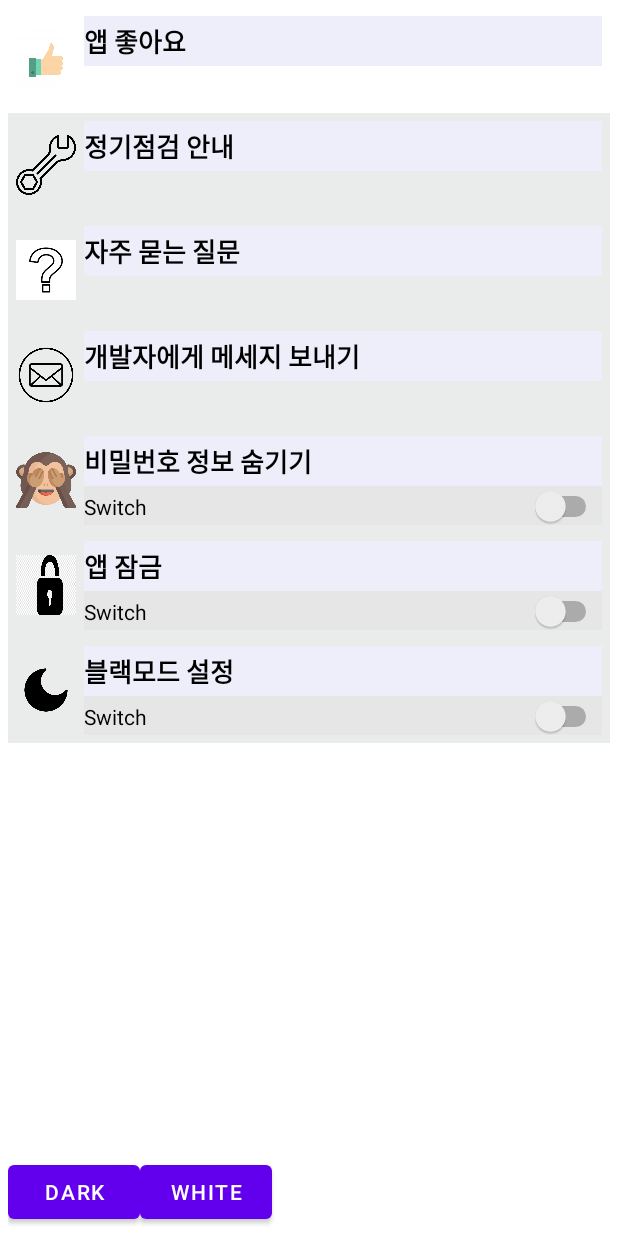
After one commit to moyeongmin/passwordsave, an Android app: the Setting screen opened directly, with no data from a screen before it, on a phone screen of 412 x 824 dp. The commit adds this screen. Run offline under Robolectric (Android 15) with nearby library versions, the phone set to English and light mode, and no system bars.

Commit message:
First Commit

```diff
--- a/app/src/main/AndroidManifest.xml
+++ b/app/src/main/AndroidManifest.xml
@@ -4,6 +4,7 @@
     package="com.example.passwordsave">
 
     <application
+
         android:allowBackup="true"
         android:dataExtractionRules="@xml/data_extraction_rules"
         android:fullBackupContent="@xml/backup_rules"
@@ -13,6 +14,9 @@
         android:supportsRtl="true"
         android:theme="@style/Theme.Passwordsave"
         tools:targetApi="31">
+        <activity
+            android:name=".Setting"
+            android:exported="false" />
         <activity
             android:name=".testforaddactivity"
             android:exported="false" />
--- a/app/src/main/java/com/example/passwordsave/MainView.kt
+++ b/app/src/main/java/com/example/passwordsave/MainView.kt
@@ -3,6 +3,7 @@ package com.example.passwordsave
 import android.content.Intent
 import androidx.appcompat.app.AppCompatActivity
 import android.os.Bundle
+import android.view.View
 import android.widget.LinearLayout
 import androidx.recyclerview.widget.LinearLayoutManager
 import com.example.passwordsave.databinding.ActivityMainBinding
@@ -36,10 +37,18 @@ class MainView : AppCompatActivity() {
         binding.passwordbtn.setOnClickListener {
             startActivity(intent)
         }
+        binding.Setting.setOnClickListener(View.OnClickListener {
+            val intent=Intent(this,Setting::class.java)
+            startActivity(intent)
+        })
 
         //리사이클러 뷰
         binding.recyclerView.layoutManager = LinearLayoutManager(this)
 
+        //2022.07.23 정민서 왔다감 번창하세요
+    }
 
-    }
+//    fun settingButtonCliked(){
+//        val intent = Intent(this,activity_setting)
+//    }
 }
--- /dev/null
+++ b/app/src/main/java/com/example/passwordsave/Setting.kt
@@ -0,0 +1,23 @@
+package com.example.passwordsave
+
+import androidx.appcompat.app.AppCompatActivity
+import android.os.Bundle
+import android.widget.Button
+import androidx.appcompat.app.AppCompatDelegate
+
+class Setting : AppCompatActivity() {
+    override fun onCreate(savedInstanceState: Bundle?) {
+        super.onCreate(savedInstanceState)
+        setContentView(R.layout.activity_setting)
+
+        val darkmode: Button = findViewById(R.id.dark_button)
+        darkmode.setOnClickListener {
+            AppCompatDelegate.setDefaultNightMode(AppCompatDelegate.MODE_NIGHT_YES)
+        }
+        val whitemode: Button = findViewById(R.id.white_button)
+        whitemode.setOnClickListener {
+            AppCompatDelegate.setDefaultNightMode(AppCompatDelegate.MODE_NIGHT_NO)
+        }
+    }
+
+}
--- a/app/src/main/res/layout/activity_main_view.xml
+++ b/app/src/main/res/layout/activity_main_view.xml
@@ -43,12 +43,12 @@
 
         </com.google.android.material.tabs.TabLayout>
 
-    <SearchView
-        android:id="@+id/searchView"
-        android:layout_width="match_parent"
-        android:layout_height="50dp"
-        app:layout_constraintStart_toStartOf="parent"
-        app:layout_constraintTop_toTopOf="parent" />
+        <SearchView
+            android:id="@+id/searchView"
+            android:layout_width="343dp"
+            android:layout_height="55dp"
+            app:layout_constraintStart_toStartOf="parent"
+            app:layout_constraintTop_toTopOf="parent" />
 
         <ImageView
 
@@ -62,8 +62,16 @@
             app:layout_constraintEnd_toEndOf="parent"
             tools:ignore="ImageContrastCheck" />
 
+        <ImageView
+            android:id="@+id/Setting"
+            android:layout_width="56dp"
+            android:layout_height="54dp"
+            app:layout_constraintEnd_toEndOf="parent"
+            app:layout_constraintStart_toEndOf="@+id/searchView"
+            app:layout_constraintTop_toTopOf="parent"
+            app:srcCompat="@drawable/setting_icon" />
+
     </androidx.constraintlayout.widget.ConstraintLayout>
-
     <androidx.constraintlayout.widget.ConstraintLayout
         android:id="@+id/slide_layout"
         android:layout_width="match_parent"
@@ -102,4 +110,5 @@
 
     </androidx.constraintlayout.widget.ConstraintLayout>
 
+
 </com.sothree.slidinguppanel.SlidingUpPanelLayout>
--- /dev/null
+++ b/app/src/main/res/layout/activity_setting.xml
@@ -0,0 +1,322 @@
+<?xml version="1.0" encoding="utf-8"?>
+<androidx.constraintlayout.widget.ConstraintLayout xmlns:android="http://schemas.android.com/apk/res/android"
+    xmlns:app="http://schemas.android.com/apk/res-auto"
+    xmlns:tools="http://schemas.android.com/tools"
+    android:layout_width="match_parent"
+    android:layout_height="match_parent"
+    android:layout_margin="5dp"
+    android:layout_marginBottom="5dp"
+    tools:context=".Setting">
+
+    <Button
+        android:id="@+id/white_button"
+        android:layout_width="wrap_content"
+        android:layout_height="wrap_content"
+        android:text="white"
+        app:layout_constraintBottom_toBottomOf="parent"
+        app:layout_constraintStart_toEndOf="@+id/dark_button" />
+
+    <Button
+        android:id="@+id/dark_button"
+        android:layout_width="wrap_content"
+        android:layout_height="wrap_content"
+        android:text="dark"
+        app:layout_constraintBottom_toBottomOf="parent"
+        app:layout_constraintStart_toStartOf="parent" />
+
+    <LinearLayout
+        android:id="@+id/linearLayout"
+        android:layout_width="match_parent"
+        android:layout_height="70dp"
+        android:background="@color/white"
+        android:orientation="horizontal"
+        android:padding="5dp"
+        app:layout_constraintTop_toTopOf="parent">
+
+        <ImageView
+            android:layout_width="40dp"
+            android:layout_height="40dp"
+            android:layout_gravity="center"
+            android:background="@drawable/good" />
+
+
+        <LinearLayout
+
+            android:layout_width="fill_parent"
+            android:layout_height="wrap_content"
+            android:layout_marginLeft="5dp"
+            android:background="@color/black"
+            android:orientation="vertical">
+
+
+            <TextView
+                android:layout_width="match_parent"
+                android:layout_height="wrap_content"
+                android:background="#EEEEFA"
+                android:paddingTop="3dp"
+                android:paddingBottom="3dp"
+                android:text="앱 좋아요"
+                android:textColor="#000000"
+                android:textSize="17dp"
+                android:textStyle="bold" />
+
+<!--            <Switch-->
+<!--                android:id="@+id/switch1"-->
+<!--                android:layout_width="match_parent"-->
+<!--                android:layout_height="wrap_content"-->
+<!--                android:text="Switch" />-->
+        </LinearLayout>
+    </LinearLayout>
+
+    <LinearLayout
+        android:id="@+id/linearLayout2"
+        android:layout_width="match_parent"
+        android:layout_height="70dp"
+        android:background="#EAECEB"
+        android:orientation="horizontal"
+        android:padding="5dp"
+        app:layout_constraintTop_toBottomOf="@+id/linearLayout"
+        tools:layout_editor_absoluteX="0dp">
+
+        <ImageView
+            android:layout_width="40dp"
+            android:layout_height="40dp"
+            android:layout_gravity="center"
+            android:background="@drawable/spaner" />
+
+
+        <LinearLayout
+
+            android:layout_width="fill_parent"
+            android:layout_height="wrap_content"
+            android:layout_marginLeft="5dp"
+            android:background="#E6E6E6"
+            android:orientation="vertical">
+
+
+            <TextView
+                android:layout_width="match_parent"
+                android:layout_height="wrap_content"
+                android:background="#EEEEFA"
+                android:paddingTop="3dp"
+                android:paddingBottom="3dp"
+                android:text="정기점검 안내"
+                android:textColor="#000000"
+                android:textSize="17dp"
+                android:textStyle="bold" />
+
+
+        </LinearLayout>
+    </LinearLayout>
+
+    <LinearLayout
+        android:id="@+id/linearLayout3"
+        android:layout_width="match_parent"
+        android:layout_height="70dp"
+        android:background="#EAECEB"
+        android:orientation="horizontal"
+        android:padding="5dp"
+        app:layout_constraintTop_toBottomOf="@+id/linearLayout2"
+        tools:layout_editor_absoluteX="0dp">
+
+        <ImageView
+            android:layout_width="40dp"
+            android:layout_height="40dp"
+            android:layout_gravity="center"
+            android:background="@drawable/question" />
+
+
+        <LinearLayout
+
+            android:layout_width="fill_parent"
+            android:layout_height="wrap_content"
+            android:layout_marginLeft="5dp"
+            android:background="#E6E6E6"
+            android:orientation="vertical">
+
+
+            <TextView
+                android:layout_width="match_parent"
+                android:layout_height="wrap_content"
+                android:background="#EEEEFA"
+                android:paddingTop="3dp"
+                android:paddingBottom="3dp"
+                android:text="자주 묻는 질문"
+                android:textColor="#000000"
+                android:textSize="17dp"
+                android:textStyle="bold" />
+        </LinearLayout>
+    </LinearLayout>
+
+    <LinearLayout
+        android:id="@+id/linearLayout5"
+        android:layout_width="match_parent"
+        android:layout_height="70dp"
+        android:background="#EAECEB"
+        android:orientation="horizontal"
+        android:padding="5dp"
+        app:layout_constraintTop_toBottomOf="@+id/linearLayout4"
+        tools:layout_editor_absoluteX="0dp">
+
+        <ImageView
+            android:layout_width="40dp"
+            android:layout_height="40dp"
+            android:layout_gravity="center"
+            android:background="@drawable/monkey" />
+
+
+        <LinearLayout
+
+            android:layout_width="fill_parent"
+            android:layout_height="wrap_content"
+            android:layout_marginLeft="5dp"
+            android:background="#E6E6E6"
+            android:orientation="vertical">
+
+
+            <TextView
+                android:layout_width="match_parent"
+                android:layout_height="wrap_content"
+                android:background="#EEEEFA"
+                android:paddingTop="3dp"
+                android:paddingBottom="3dp"
+                android:text="비밀번호 정보 숨기기"
+                android:textColor="#000000"
+                android:textSize="17dp"
+                android:textStyle="bold" />
+
+            <Switch
+                android:id="@+id/switch1"
+                android:layout_width="match_parent"
+                android:layout_height="wrap_content"
+                android:text="Switch" />
+        </LinearLayout>
+    </LinearLayout>
+
+    <LinearLayout
+        android:id="@+id/linearLayout4"
+        android:layout_width="match_parent"
+        android:layout_height="70dp"
+        android:background="#EAECEB"
+        android:orientation="horizontal"
+        android:padding="5dp"
+        app:layout_constraintTop_toBottomOf="@+id/linearLayout3"
+        tools:layout_editor_absoluteX="16dp">
+
+        <ImageView
+            android:layout_width="40dp"
+            android:layout_height="40dp"
+            android:layout_gravity="center"
+            android:background="@drawable/mail" />
+
+
+        <LinearLayout
+
+            android:layout_width="fill_parent"
+            android:layout_height="wrap_content"
+            android:layout_marginLeft="5dp"
+            android:background="#E6E6E6"
+            android:orientation="vertical">
+
+
+            <TextView
+                android:layout_width="match_parent"
+                android:layout_height="wrap_content"
+                android:background="#EEEEFA"
+                android:paddingTop="3dp"
+                android:paddingBottom="3dp"
+                android:text="개발자에게 메세지 보내기"
+                android:textColor="#000000"
+                android:textSize="17dp"
+                android:textStyle="bold" />
+        </LinearLayout>
+    </LinearLayout>
+
+    <LinearLayout
+        android:id="@+id/linearLayout6"
+        android:layout_width="match_parent"
+        android:layout_height="70dp"
+        android:background="#EAECEB"
+        android:orientation="horizontal"
+        android:padding="5dp"
+        app:layout_constraintTop_toBottomOf="@+id/linearLayout5"
+        tools:layout_editor_absoluteX="16dp">
+
+        <ImageView
+            android:layout_width="40dp"
+            android:layout_height="40dp"
+            android:layout_gravity="center"
+            android:background="@drawable/jamulsoi" />
+
+
+        <LinearLayout
+
+            android:layout_width="fill_parent"
+            android:layout_height="wrap_content"
+            android:layout_marginLeft="5dp"
+            android:background="#E6E6E6"
+            android:orientation="vertical">
+
+
+            <TextView
+                android:layout_width="match_parent"
+                android:layout_height="wrap_content"
+                android:background="#EEEEFA"
+                android:paddingTop="3dp"
+                android:paddingBottom="3dp"
+                android:text="앱 잠금"
+                android:textColor="#000000"
+                android:textSize="17dp"
+                android:textStyle="bold" />
+
+            <Switch
+                android:id="@+id/switch2"
+                android:layout_width="match_parent"
+                android:layout_height="wrap_content"
+                android:text="Switch" />
+        </LinearLayout>
+    </LinearLayout>
+
+    <LinearLayout
+        android:layout_width="match_parent"
+        android:layout_height="70dp"
+        android:background="#EAECEB"
+        android:orientation="horizontal"
+        android:padding="5dp"
+        app:layout_constraintTop_toBottomOf="@+id/linearLayout6">
+
+        <ImageView
+            android:layout_width="40dp"
+            android:layout_height="40dp"
+            android:layout_gravity="center"
+            android:background="@drawable/darkmode" />
+
+
+        <LinearLayout
+
+            android:layout_width="fill_parent"
+            android:layout_height="wrap_content"
+            android:layout_marginLeft="5dp"
+            android:background="#E6E6E6"
+            android:orientation="vertical">
+
+
+            <TextView
+                android:layout_width="match_parent"
+                android:layout_height="wrap_content"
+                android:background="#EEEEFA"
+                android:paddingTop="3dp"
+                android:paddingBottom="3dp"
+                android:text="블랙모드 설정"
+                android:textColor="#000000"
+                android:textSize="17dp"
+                android:textStyle="bold" />
+
+            <Switch
+                android:id="@+id/switch3"
+                android:layout_width="match_parent"
+                android:layout_height="wrap_content"
+                android:text="Switch" />
+        </LinearLayout>
+    </LinearLayout>
+</androidx.constraintlayout.widget.ConstraintLayout>
--- /dev/null
+++ b/app/src/main/res/values-night/colors.xml
@@ -0,0 +1,13 @@
+<?xml version="1.0" encoding="utf-8"?>
+<resources>
+    <color name="purple_200">#4C3767</color>
+    <color name="purple_500">#AB77F6</color>
+    <color name="purple_700">#7156AE</color>
+    <color name="teal_200">#00675D</color>
+    <color name="teal_700">#005353</color>
+    <color name="black">#FFFFFF</color>
+    <color name="white">#363636</color>
+    <color name="light_black">#C8C8C8</color>
+    <color name="setting">#C8C8C8</color>
+
+</resources>
--- a/app/src/main/res/values-night/themes.xml
+++ b/app/src/main/res/values-night/themes.xml
@@ -1,6 +1,6 @@
 <resources xmlns:tools="http://schemas.android.com/tools">
     <!-- Base application theme. -->
-    <style name="Theme.Passwordsave" parent="Theme.MaterialComponents.DayNight.DarkActionBar">
+    <style name="Theme.Passwordsave" parent="Theme.MaterialComponents.DayNight.NoActionBar">
         <!-- Primary brand color. -->
         <item name="colorPrimary">@color/purple_200</item>
         <item name="colorPrimaryVariant">@color/purple_700</item>
--- a/app/src/main/res/values/colors.xml
+++ b/app/src/main/res/values/colors.xml
@@ -8,4 +8,5 @@
     <color name="black">#FF000000</color>
     <color name="white">#FFFFFFFF</color>
     <color name="light_black">#616161</color>
+    <color name="setting">#C8C8C8</color>
 </resources>
--- a/app/src/main/res/values/themes.xml
+++ b/app/src/main/res/values/themes.xml
@@ -1,6 +1,6 @@
 <resources xmlns:tools="http://schemas.android.com/tools">
     <!-- Base application theme. -->
-    <style name="Theme.Passwordsave" parent="Theme.MaterialComponents.DayNight.DarkActionBar">
+    <style name="Theme.Passwordsave" parent="Theme.MaterialComponents.DayNight.NoActionBar">
         <!-- Primary brand color. -->
         <item name="colorPrimary">@color/purple_500</item>
         <item name="colorPrimaryVariant">@color/purple_700</item>
```
Also changed, not shown: app/src/main/res/drawable/darkmode.png (added), app/src/main/res/drawable/good.jpg (added), app/src/main/res/drawable/jamulsoi.png (added), app/src/main/res/drawable/mail.png (added), app/src/main/res/drawable/monkey.png (added), app/src/main/res/drawable/pusan.jpg (added), app/src/main/res/drawable/question.png (added), app/src/main/res/drawable/setting_icon.png (added), app/src/main/res/drawable/spaner.png (added), app/src/main/res/drawable/talk.png (added).
